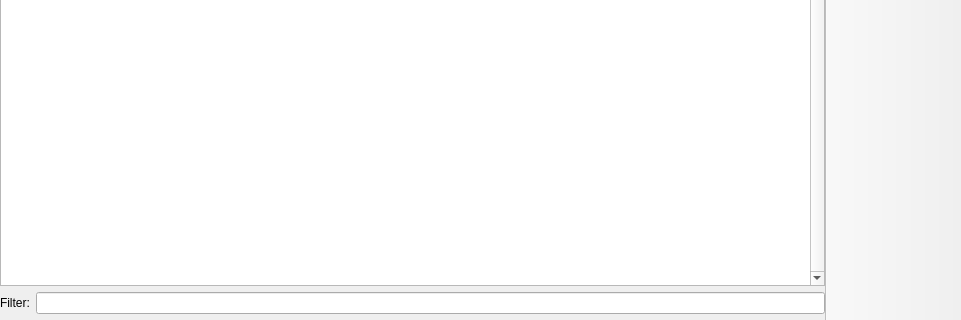
Old version of the form launcher/ui/pages/instance/VersionPage.ui in the repository PolyMC/PolyMC; both pictures show x 0 to 961 and y 771 to 1091 of the 961 by 1091 pixel window.
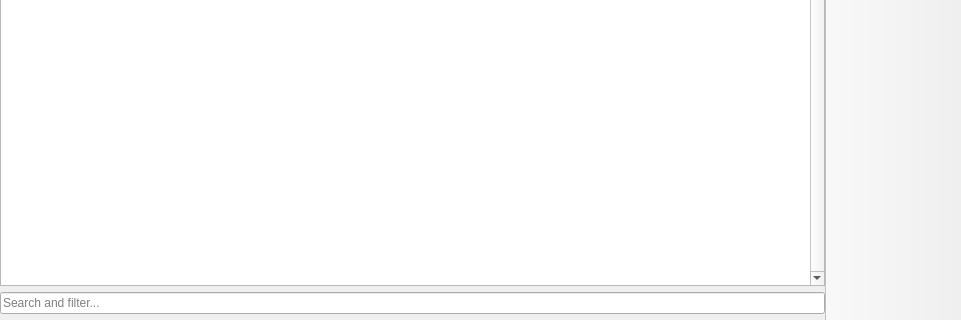
New version of the form. Custom widgets are drawn as their Qt base class.

Commit message: Inline search field texts

Patch:
```diff
--- a/launcher/ui/pages/instance/VersionPage.ui
+++ b/launcher/ui/pages/instance/VersionPage.ui
@@ -47,20 +47,16 @@
       </item>
       <item>
        <layout class="QGridLayout" name="gridLayout_2">
-        <item row="0" column="1">
+        <item row="0" column="0">
          <widget class="QLineEdit" name="filterEdit">
+          <property name="placeholderText">
+           <string>Search and filter...</string>
+          </property>
           <property name="clearButtonEnabled">
            <bool>true</bool>
           </property>
          </widget>
         </item>
-        <item row="0" column="0">
-         <widget class="QLabel" name="filterLabel">
-          <property name="text">
-           <string>Filter:</string>
-          </property>
-         </widget>
-        </item>
        </layout>
       </item>
       <item>
@@ -272,6 +268,11 @@
   </action>
  </widget>
  <customwidgets>
+  <customwidget>
+   <class>WideBar</class>
+   <extends>QToolBar</extends>
+   <header>ui/widgets/WideBar.h</header>
+  </customwidget>
   <customwidget>
    <class>ModListView</class>
    <extends>QTreeView</extends>
@@ -283,11 +284,6 @@
    <header>ui/widgets/InfoFrame.h</header>
    <container>1</container>
   </customwidget>
-  <customwidget>
-   <class>WideBar</class>
-   <extends>QToolBar</extends>
-   <header>ui/widgets/WideBar.h</header>
-  </customwidget>
  </customwidgets>
  <resources/>
  <connections/>
```
The commit also changes 5 other files.
